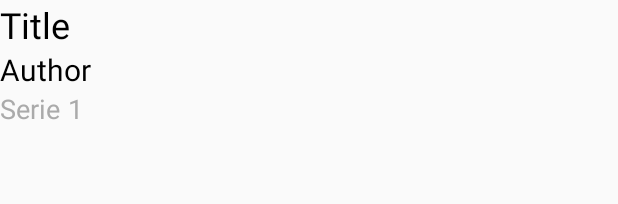
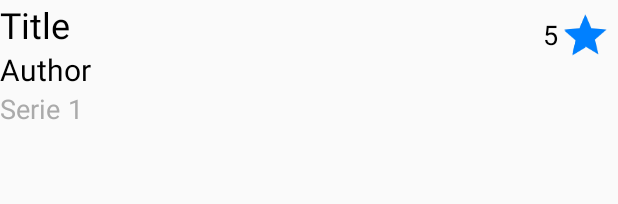
Before and after one commit to WykonGoar/Bookworm, an Android app: the layout book_row.xml on its own in the app's theme, with its tools: preview values and no code run, on a phone screen of 412 x 824 dp. Shown: the top 204 px of the screen. Run offline under Robolectric (Android 15) with nearby library versions, the phone set to English and light mode, and no system bars.

Commit message:
Added sort on rating

```diff
--- a/app/src/main/java/com/wykon/bookworm/modules/SortOption.java
+++ b/app/src/main/java/com/wykon/bookworm/modules/SortOption.java
@@ -7,4 +7,5 @@ public enum SortOption {
     TITLE,
     AUTHOR,
     SERIE,
+    RATING,
 }
--- a/app/src/main/res/layout/book_row.xml
+++ b/app/src/main/res/layout/book_row.xml
@@ -1,6 +1,7 @@
 <?xml version="1.0" encoding="utf-8"?>
-<LinearLayout xmlns:android="http://schemas.android.com/apk/res/android"
+<androidx.constraintlayout.widget.ConstraintLayout xmlns:android="http://schemas.android.com/apk/res/android"
     xmlns:app="http://schemas.android.com/apk/res-auto"
+    xmlns:tools="http://schemas.android.com/tools"
     android:layout_width="match_parent"
     android:layout_height="wrap_content"
     android:orientation="vertical"
@@ -14,7 +15,34 @@
         android:text="Title"
         android:textAppearance="?android:attr/textAppearanceLarge"
         android:textColor="@android:color/black"
-        android:textSize="24sp" />
+        android:textSize="24sp"
+        app:layout_constraintEnd_toStartOf="@id/tvRating"
+        app:layout_constraintStart_toStartOf="parent"
+        app:layout_constraintTop_toTopOf="parent" />
+
+    <RatingBar
+        android:id="@+id/rbRating"
+        android:layout_width="45dp"
+        android:layout_height="45dp"
+        android:isIndicator="true"
+        android:numStars="1"
+        android:rating="1"
+        android:scaleX="0.7"
+        android:scaleY="0.7"
+        app:layout_constraintEnd_toEndOf="parent"
+        app:layout_constraintTop_toTopOf="parent" />
+
+    <TextView
+        android:id="@+id/tvRating"
+        android:layout_width="wrap_content"
+        android:layout_height="wrap_content"
+        android:layout_marginRight="40dp"
+        android:text="5"
+        android:textColor="@color/design_default_color_on_secondary"
+        android:textSize="18sp"
+        app:layout_constraintBottom_toBottomOf="@id/rbRating"
+        app:layout_constraintEnd_toEndOf="parent"
+        app:layout_constraintTop_toTopOf="parent" />
 
     <TextView
         android:id="@+id/tvAuthor"
@@ -22,11 +50,9 @@
         android:layout_height="wrap_content"
         android:text="Author"
         android:textColor="@android:color/black"
-        android:textSize="20sp" />
-
-    <androidx.constraintlayout.widget.ConstraintLayout
-        android:layout_width="match_parent"
-        android:layout_height="match_parent">
+        android:textSize="20sp"
+        app:layout_constraintStart_toStartOf="parent"
+        app:layout_constraintTop_toBottomOf="@id/tvTitle" />
 
     <TextView
         android:id="@+id/tvSerie"
@@ -36,7 +62,7 @@
         android:textColor="@android:color/darker_gray"
         android:textSize="18sp"
         app:layout_constraintStart_toStartOf="parent"
-            app:layout_constraintTop_toTopOf="parent" />
+        app:layout_constraintTop_toBottomOf="@id/tvAuthor" />
 
     <TextView
         android:id="@+id/tvBookNumber"
@@ -49,7 +75,6 @@
         android:textColor="@android:color/darker_gray"
         android:textSize="18sp"
         app:layout_constraintStart_toEndOf="@+id/tvSerie"
-            app:layout_constraintTop_toTopOf="parent" />
+        app:layout_constraintTop_toBottomOf="@+id/tvAuthor"/>
+
 </androidx.constraintlayout.widget.ConstraintLayout>
-
-</LinearLayout>
```
Also changed, not shown: app/src/main/java/com/wykon/bookworm/activities/MainActivity.java (+16 -0 lines), app/src/main/java/com/wykon/bookworm/modules/BookListAdapter.java (+16 -0 lines), app/src/main/res/layout/dialog_sort_books.xml (+16 -0 lines). Lines whose indentation alone changed are shown as unchanged.
